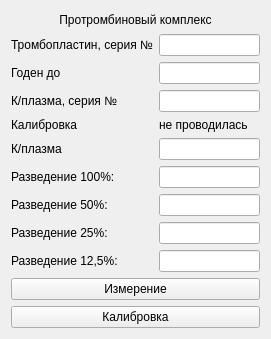
krang4d/Agrekola, file choisedialog/ko5.ui: the form before one commit.
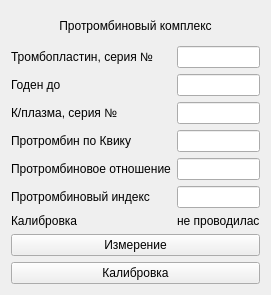
The form after the commit.

What changed in the file:
```diff
--- a/choisedialog/ko5.ui
+++ b/choisedialog/ko5.ui
@@ -7,7 +7,7 @@
     <x>0</x>
     <y>0</y>
     <width>271</width>
-    <height>339</height>
+    <height>295</height>
    </rect>
   </property>
   <property name="windowTitle">
@@ -71,7 +71,7 @@
      <item row="5" column="0">
       <widget class="QLabel" name="label_4">
        <property name="text">
-        <string>К/плазма</string>
+        <string>Протромбин по Квику</string>
        </property>
        <property name="buddy">
         <cstring>lineEdit_4</cstring>
@@ -84,7 +84,7 @@
      <item row="6" column="0">
       <widget class="QLabel" name="label_5">
        <property name="text">
-        <string>Разведение 100%:</string>
+        <string>Протромбиновое отношение</string>
        </property>
        <property name="buddy">
         <cstring>lineEdit_5</cstring>
@@ -97,7 +97,7 @@
      <item row="7" column="0">
       <widget class="QLabel" name="label_6">
        <property name="text">
-        <string>Разведение 50%:</string>
+        <string>Протромбиновый индекс</string>
        </property>
        <property name="buddy">
         <cstring>lineEdit_6</cstring>
@@ -108,32 +108,13 @@
       <widget class="QLineEdit" name="lineEdit_6"/>
      </item>
      <item row="8" column="0">
-      <widget class="QLabel" name="label_7">
+      <widget class="QLabel" name="label_9">
        <property name="text">
-        <string>Разведение 25%:</string>
-       </property>
-       <property name="buddy">
-        <cstring>lineEdit_7</cstring>
+        <string>Калибровка</string>
        </property>
       </widget>
      </item>
      <item row="8" column="1">
-      <widget class="QLineEdit" name="lineEdit_7"/>
-     </item>
-     <item row="9" column="0">
-      <widget class="QLabel" name="label_8">
-       <property name="text">
-        <string>Разведение 12,5%:</string>
-       </property>
-       <property name="buddy">
-        <cstring>lineEdit_8</cstring>
-       </property>
-      </widget>
-     </item>
-     <item row="9" column="1">
-      <widget class="QLineEdit" name="lineEdit_8"/>
-     </item>
-     <item row="4" column="1">
       <widget class="QLabel" name="label_calibrationData">
        <property name="minimumSize">
         <size>
@@ -146,13 +127,6 @@
        </property>
       </widget>
      </item>
-     <item row="4" column="0">
-      <widget class="QLabel" name="label_9">
-       <property name="text">
-        <string>Калибровка</string>
-       </property>
-      </widget>
-     </item>
     </layout>
    </item>
    <item>
```
